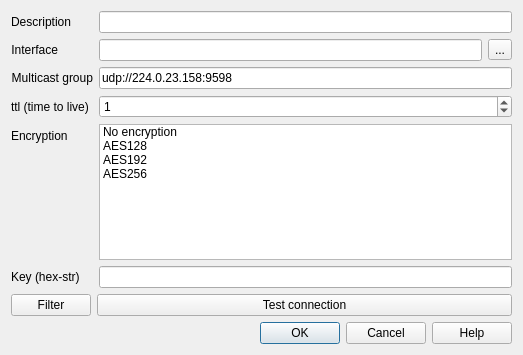
Above: src/cdlgconnsettingsmulticast.ui from grodansparadis/vscp-works-qt before the change. Below: the same form after it.
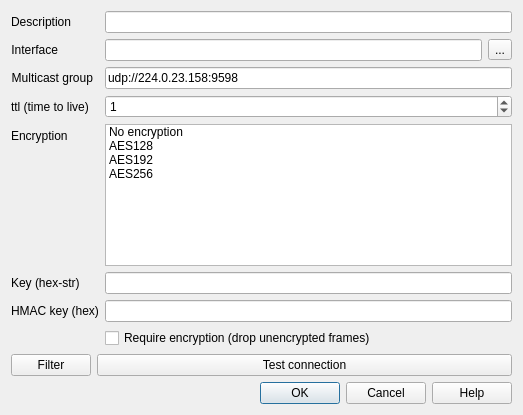
That is the form after the change.

Commit message: Add binary mode, authenticated encryption and HMAC to connections

```diff
--- a/src/cdlgconnsettingsmulticast.ui
+++ b/src/cdlgconnsettingsmulticast.ui
@@ -7,7 +7,7 @@
     <x>0</x>
     <y>0</y>
     <width>523</width>
-    <height>355</height>
+    <height>415</height>
    </rect>
   </property>
   <property name="baseSize">
@@ -139,7 +139,34 @@
      <item row="6" column="1">
       <widget class="QLineEdit" name="editKey">
        <property name="toolTip">
-        <string>&lt;html&gt;&lt;head/&gt;&lt;body&gt;&lt;p&gt;Security key on the form of a hex key (&lt;span style=&quot; font-style:italic;&quot;&gt;AF0144F3&lt;/span&gt;...). Number of hex chars should be more or equal to key length.&lt;/p&gt;&lt;/body&gt;&lt;/html&gt;</string>
+        <string>&lt;html&gt;&lt;head/&gt;&lt;body&gt;&lt;p&gt;Security key on the form of a hex key (&lt;span style=&quot; font-style:italic;&quot;&gt;AF0144F3&lt;/span&gt;...). Exactly 32, 48 or 64 hex characters for AES128, AES192 or AES256. Leave blank to use the built in default key (not secure).&lt;/p&gt;&lt;/body&gt;&lt;/html&gt;</string>
+       </property>
+      </widget>
+     </item>
+     <item row="7" column="0">
+      <widget class="QLabel" name="labelHmacKey">
+       <property name="text">
+        <string>HMAC key (hex)</string>
+       </property>
+      </widget>
+     </item>
+     <item row="7" column="1">
+      <widget class="QLineEdit" name="editHmacKey">
+       <property name="toolTip">
+        <string>&lt;html&gt;&lt;head/&gt;&lt;body&gt;&lt;p&gt;HMAC-SHA-256 key as 64 hex characters (32 bytes). When set, frames are authenticated encrypted (AES + HMAC-SHA-256) and frames that fail authentication are dropped. Needs an AES algorithm and an explicitly set encryption key that is different from this key. Leave blank to disable.&lt;/p&gt;&lt;/body&gt;&lt;/html&gt;</string>
+       </property>
+       <property name="echoMode">
+        <enum>QLineEdit::PasswordEchoOnEdit</enum>
+       </property>
+      </widget>
+     </item>
+     <item row="8" column="1">
+      <widget class="QCheckBox" name="chkRequireEncryption">
+       <property name="toolTip">
+        <string>&lt;html&gt;&lt;head/&gt;&lt;body&gt;&lt;p&gt;Drop received frames that are not encrypted with the selected algorithm. Needs an AES algorithm and an explicitly set encryption key.&lt;/p&gt;&lt;/body&gt;&lt;/html&gt;</string>
+       </property>
+       <property name="text">
+        <string>Require encryption (drop unencrypted frames)</string>
        </property>
       </widget>
      </item>
```
The commit also changes 13 other files.
